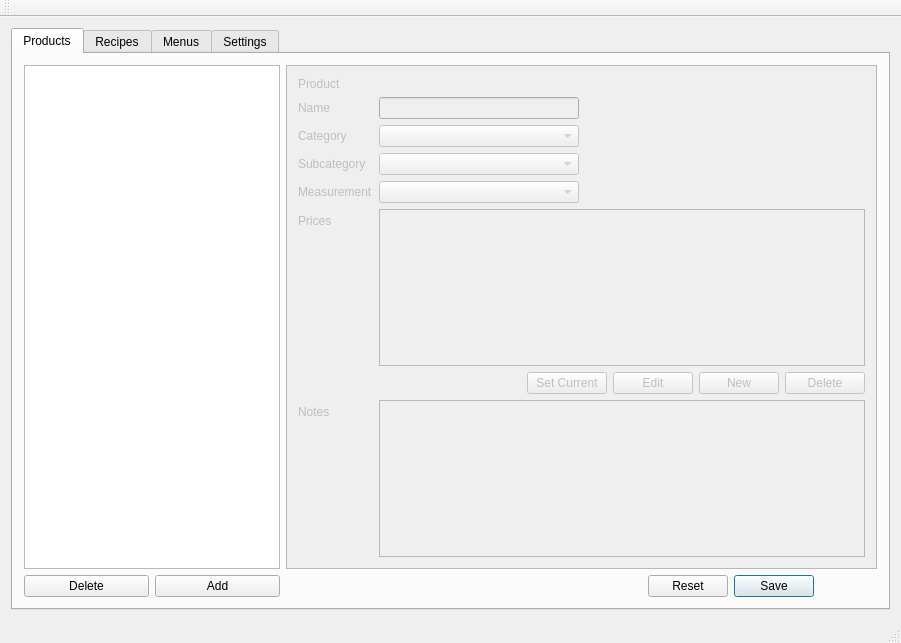
Before: the Qt Designer form mainwindow.ui in Greezael/sukaldu, drawn with Qt 5.
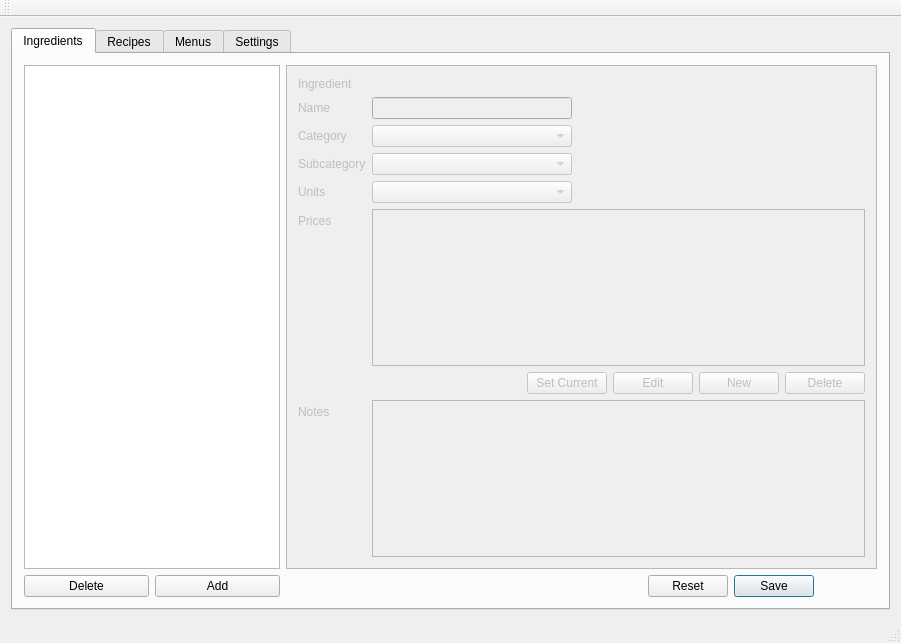
After: the same form once the commit is applied. The open tabs and pages were chosen to show the change.

What changed in the file:
```diff
--- a/mainwindow.ui
+++ b/mainwindow.ui
@@ -22,7 +22,7 @@
       </property>
       <widget class="QWidget" name="products">
        <attribute name="title">
-        <string>Products</string>
+        <string>Ingredients</string>
        </attribute>
        <layout class="QGridLayout" name="gridLayout_2">
         <item row="2" column="0">
@@ -61,7 +61,7 @@
               <item row="0" column="0">
                <widget class="QLabel" name="prod_title">
                 <property name="text">
-                 <string>Product</string>
+                 <string>Ingredient</string>
                 </property>
                </widget>
               </item>
@@ -121,7 +121,7 @@
               <item row="4" column="0">
                <widget class="QLabel" name="prod_meas_tag">
                 <property name="text">
-                 <string>Measurement</string>
+                 <string>Units</string>
                 </property>
                </widget>
               </item>
```
Left out of the diff: 6 changed lines with no effect on the pictures.
